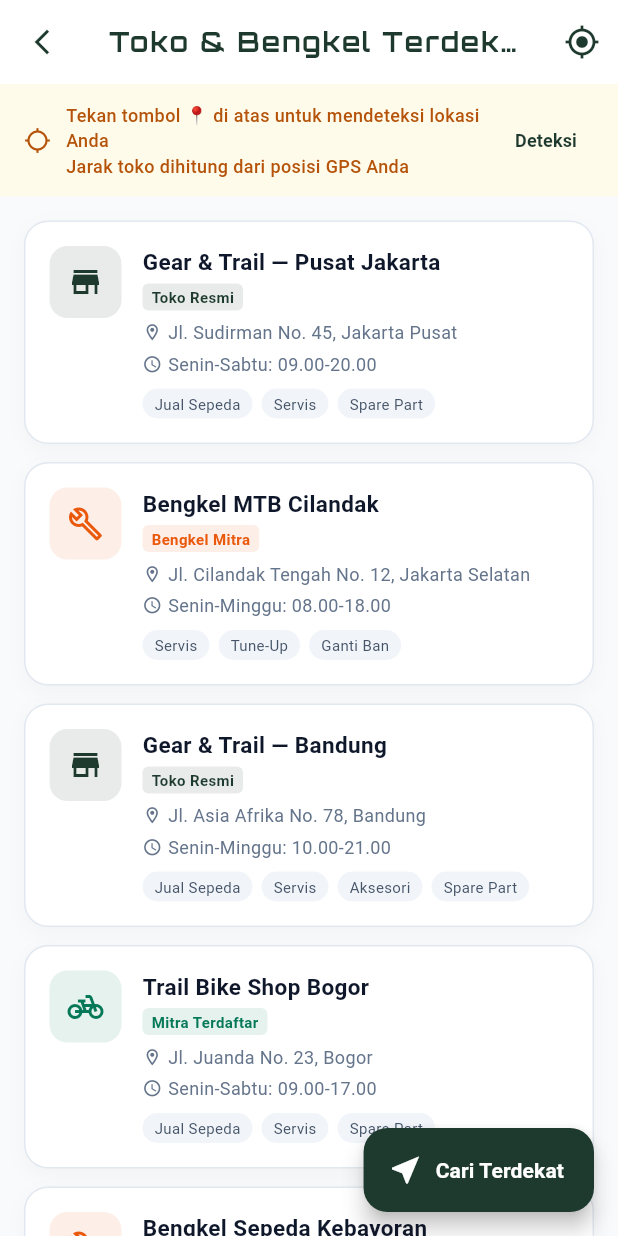
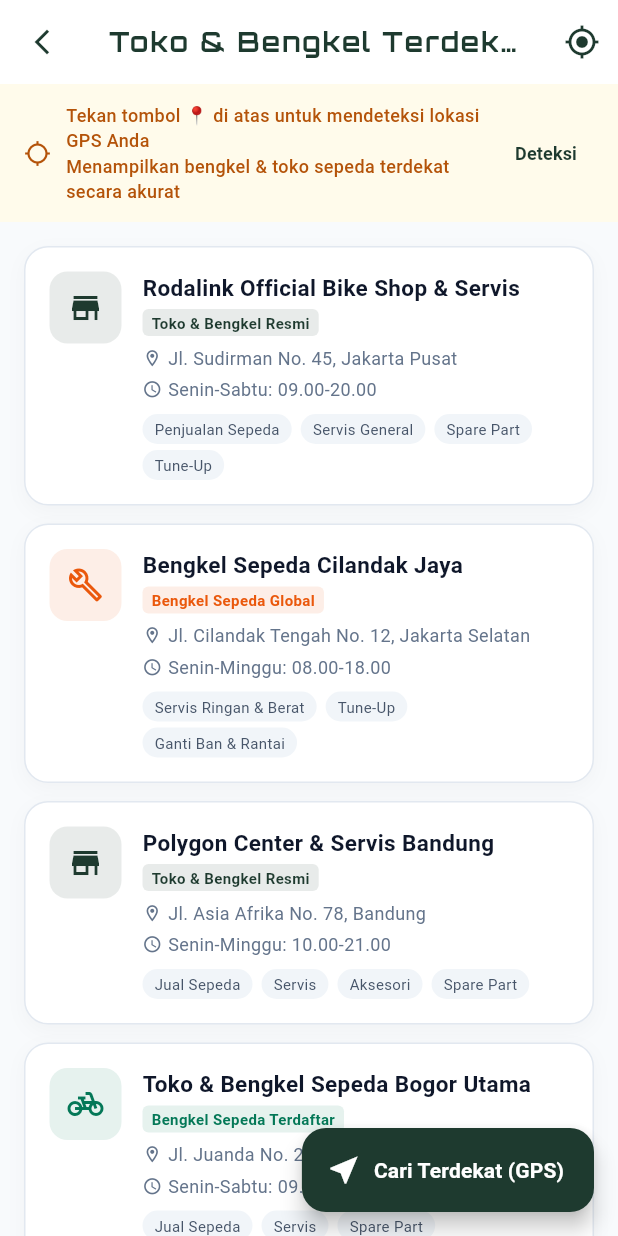
Before and after one commit to muwaffaqnabdel/serkom_apkgeartraill, a Flutter app: the NearbyStoresView screen opened by its route, on a phone screen of 412 x 824 dp. Run offline on Flutter 3.47's test engine with Material 3 defaults, Android fonts, the phone set to English and light mode, and no system bars; our stand-ins replace connectivity_plus, flutter_local_notifications, geolocator, get, get_storage, google_fonts and 1 more; accounts and stored records are empty; network calls fail.

Commit message:
finishing UI

```diff
--- a/gear_and_trail/lib/app/modules/home/views/home_view.dart
+++ b/gear_and_trail/lib/app/modules/home/views/home_view.dart
@@ -265,7 +265,7 @@
                             ),
                             SizedBox(height: 2),
                             Text(
-                              'Temukan lokasi toko & servis MTB terdekat dengan GPS',
+                              'Temukan toko & bengkel sepeda terdekat dengan GPS real',
                               style: TextStyle(
                                 color: Colors.white70,
                                 fontSize: 12,
--- a/gear_and_trail/lib/app/modules/home/views/nearby_stores_view.dart
+++ b/gear_and_trail/lib/app/modules/home/views/nearby_stores_view.dart
@@ -8,38 +8,38 @@
 class NearbyStoresView extends StatelessWidget {
   const NearbyStoresView({super.key});
 
-  // Data toko/bengkel sepeda terdekat (simulasi database toko)
+  // Data toko & bengkel sepeda terdekat (General Bike Shops & Repair Workshops)
   static final List<Map<String, dynamic>> _storeDatabase = [
     {
       'id': 'store-1',
-      'name': 'Gear & Trail — Pusat Jakarta',
-      'type': 'Toko Resmi',
+      'name': 'Rodalink Official Bike Shop & Servis',
+      'type': 'Toko & Bengkel Resmi',
       'address': 'Jl. Sudirman No. 45, Jakarta Pusat',
       'phone': '021-5551234',
       'hours': 'Senin-Sabtu: 09.00-20.00',
       'lat': -6.2088,
       'lng': 106.8456,
-      'services': ['Jual Sepeda', 'Servis', 'Spare Part'],
+      'services': ['Penjualan Sepeda', 'Servis General', 'Spare Part', 'Tune-Up'],
       'icon': Icons.store,
       'color': Color(0xFF1E3A2F),
     },
     {
       'id': 'store-2',
-      'name': 'Bengkel MTB Cilandak',
-      'type': 'Bengkel Mitra',
+      'name': 'Bengkel Sepeda Cilandak Jaya',
+      'type': 'Bengkel Sepeda Global',
       'address': 'Jl. Cilandak Tengah No. 12, Jakarta Selatan',
       'phone': '021-5557890',
       'hours': 'Senin-Minggu: 08.00-18.00',
       'lat': -6.2896,
       'lng': 106.8060,
-      'services': ['Servis', 'Tune-Up', 'Ganti Ban'],
+      'services': ['Servis Ringan & Berat', 'Tune-Up', 'Ganti Ban & Rantai'],
       'icon': Icons.build_outlined,
       'color': Color(0xFFEA580C),
     },
     {
       'id': 'store-3',
-      'name': 'Gear & Trail — Bandung',
-      'type': 'Toko Resmi',
+      'name': 'Polygon Center & Servis Bandung',
+      'type': 'Toko & Bengkel Resmi',
       'address': 'Jl. Asia Afrika No. 78, Bandung',
       'phone': '022-4201234',
       'hours': 'Senin-Minggu: 10.00-21.00',
@@ -51,8 +51,8 @@
     },
     {
       'id': 'store-4',
-      'name': 'Trail Bike Shop Bogor',
-      'type': 'Mitra Terdaftar',
+      'name': 'Toko & Bengkel Sepeda Bogor Utama',
+      'type': 'Bengkel Sepeda Terdaftar',
       'address': 'Jl. Juanda No. 23, Bogor',
       'phone': '0251-8321234',
       'hours': 'Senin-Sabtu: 09.00-17.00',
@@ -65,26 +65,26 @@
     {
       'id': 'store-5',
       'name': 'Bengkel Sepeda Kebayoran',
-      'type': 'Bengkel Mitra',
+      'type': 'Bengkel Sepeda Global',
       'address': 'Jl. Melawai No. 8, Kebayoran Baru, Jakarta',
       'phone': '021-7201234',
       'hours': 'Senin-Sabtu: 08.30-17.30',
       'lat': -6.2466,
       'lng': 106.7954,
-      'services': ['Servis', 'Ganti Komponen', 'Tune-Up'],
+      'services': ['Servis General', 'Ganti Komponen', 'Tune-Up'],
       'icon': Icons.build_outlined,
       'color': Color(0xFFEA580C),
     },
     {
       'id': 'store-6',
-      'name': 'MTB Store Depok',
-      'type': 'Mitra Terdaftar',
+      'name': 'United Bike Store & Servis Depok',
+      'type': 'Toko & Bengkel Resmi',
       'address': 'Jl. Margonda Raya No. 100, Depok',
       'phone': '021-7771234',
       'hours': 'Senin-Minggu: 09.00-20.00',
       'lat': -6.4025,
       'lng': 106.7942,
-      'services': ['Jual Sepeda', 'Aksesori', 'Helm & Protektor'],
+      'services': ['Jual Sepeda', 'Servis', 'Aksesori', 'Helm & Protektor'],
       'icon': Icons.directions_bike,
       'color': Color(0xFF1E3A2F),
     },
@@ -112,7 +112,7 @@
           ),
         ),
         actions: [
-          Obx(() => locationService.isLoading.value
+          Obx(() => (locationService.isLoading.value || locationService.isFetchingRealStores.value)
               ? const Padding(
                   padding: EdgeInsets.all(16.0),
                   child: SizedBox(
@@ -127,7 +127,7 @@
               : IconButton(
                   icon: const Icon(Icons.my_location, color: Color(0xFF1E3A2F)),
                   onPressed: () => _detectLocation(locationService),
-                  tooltip: 'Deteksi Lokasi',
+                  tooltip: 'Deteksi Lokasi & Ambil Data Real',
                 )),
         ],
       ),
@@ -136,6 +136,9 @@
           // Location status banner
           Obx(() {
             final pos = locationService.currentPosition.value;
+            final isFetching = locationService.isFetchingRealStores.value;
+            final realCount = locationService.realStoresList.length;
+
             return AnimatedContainer(
               duration: const Duration(milliseconds: 300),
               width: double.infinity,
@@ -151,9 +154,12 @@
                   const SizedBox(width: 10),
                   Expanded(
                     child: Text(
-                      pos != null
-                          ? 'Lokasi Anda: ${locationService.generateAddressFromCoords(pos.latitude, pos.longitude)}\n${locationService.formatCoordinates(pos)}'
-                          : 'Tekan tombol 📍 di atas untuk mendeteksi lokasi Anda\nJarak toko dihitung dari posisi GPS Anda',
+                      isFetching
+                          ? 'Mencari data real toko & bengkel sepeda dari OpenStreetMap GPS...'
+                          : pos != null
+                              ? 'Lokasi Anda: ${locationService.generateAddressFromCoords(pos.latitude, pos.longitude)}\n'
+                                '${realCount > 0 ? "📍 $realCount Toko/Bengkel Real Ditemukan di Sekitar Anda via OpenStreetMap" : locationService.formatCoordinates(pos)}'
+                              : 'Tekan tombol 📍 di atas untuk mendeteksi lokasi GPS Anda\nMenampilkan bengkel & toko sepeda terdekat secara akurat',
                       style: TextStyle(
                         fontSize: 12,
                         color: pos != null ? const Color(0xFF047857) : const Color(0xFFB45309),
@@ -179,8 +185,25 @@
           // Stores list
           Expanded(
             child: Obx(() {
+              if (locationService.isFetchingRealStores.value) {
+                return const Center(
+                  child: Column(
+                    mainAxisAlignment: MainAxisAlignment.center,
+                    children: [
+                      CircularProgressIndicator(color: Color(0xFF1E3A2F)),
+                      SizedBox(height: 16),
+                      Text(
+                        'Mengambil data real bengkel sepeda dari OpenStreetMap GPS...',
+                        style: TextStyle(color: Color(0xFF64748B), fontSize: 13),
+                      ),
+                    ],
+                  ),
+                );
+              }
+
               final pos = locationService.currentPosition.value;
               final stores = _getSortedStores(pos, locationService);
+
               return ListView.separated(
                 padding: const EdgeInsets.all(16),
                 itemCount: stores.length,
@@ -191,19 +214,23 @@
           ),
         ],
       ),
-      floatingActionButton: Obx(() => locationService.isLoading.value
+      floatingActionButton: Obx(() => locationService.isLoading.value || locationService.isFetchingRealStores.value
           ? const SizedBox.shrink()
           : FloatingActionButton.extended(
               onPressed: () => _detectLocation(locationService),
               backgroundColor: const Color(0xFF1E3A2F),
               foregroundColor: Colors.white,
               icon: const Icon(Icons.near_me),
-              label: const Text('Cari Terdekat', style: TextStyle(fontWeight: FontWeight.bold)),
+              label: const Text('Cari Terdekat (GPS)', style: TextStyle(fontWeight: FontWeight.bold)),
             )),
     );
   }
 
   List<Map<String, dynamic>> _getSortedStores(Position? pos, LocationService service) {
+    if (service.realStoresList.isNotEmpty) {
+      return service.realStoresList;
+    }
+
     final stores = List<Map<String, dynamic>>.from(_storeDatabase);
     if (pos != null) {
       for (final store in stores) {
--- a/gear_and_trail/pubspec.yaml
+++ b/gear_and_trail/pubspec.yaml
@@ -41,6 +41,7 @@
   geolocator: ^13.0.2
   image_picker: ^1.1.2
   google_fonts: ^6.2.1
+  http: ^1.2.2
 
 dev_dependencies:
   flutter_test:
```
Also changed, not shown: gear_and_trail/lib/app/data/providers/location_service.dart (+141 -8 lines), gear_and_trail/pubspec.lock.
